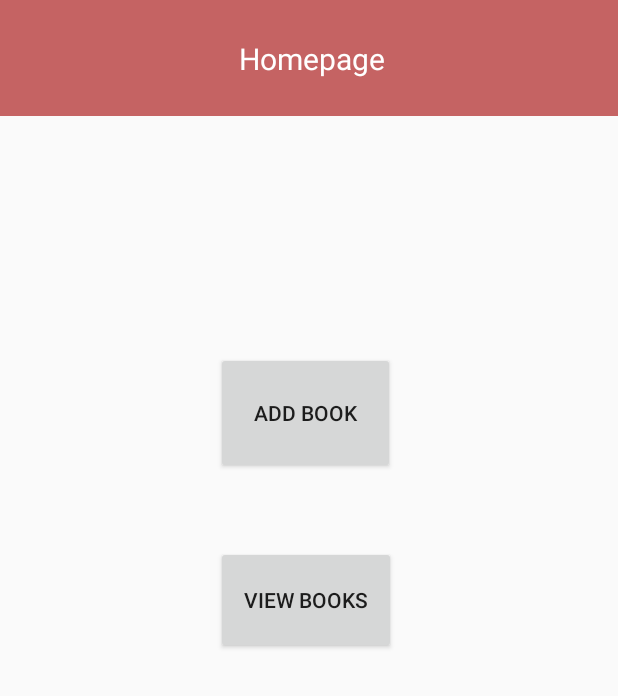
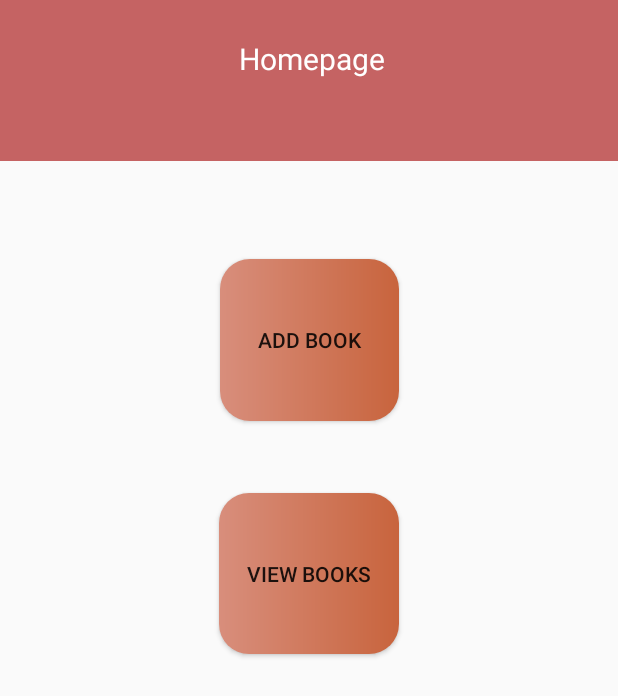
Before and after one commit to ziyanoffl/LibraryApp---HND, an Android app: the AdminHomepage screen opened directly, with no data from a screen before it, on a phone screen of 412 x 824 dp. Shown: the top 696 px of the screen. Run offline under Robolectric (Android 15) with nearby library versions, the phone set to English and light mode, and no system bars.

Commit message:
Version 1.3 - UI changes

```diff
--- a/app/src/main/res/layout/activity_admin_homepage.xml
+++ b/app/src/main/res/layout/activity_admin_homepage.xml
@@ -8,8 +8,9 @@
 
     <TextView
         android:id="@+id/tvAdminHomepage"
-        android:layout_width="match_parent"
-        android:layout_height="77dp"
+        android:layout_width="0dp"
+        android:layout_height="0dp"
+        android:layout_marginBottom="65dp"
         android:background="@color/accentColor"
         android:paddingVertical="25dp"
         android:paddingLeft="4dp"
@@ -17,32 +18,36 @@
         android:textAlignment="center"
         android:textColor="@color/white"
         android:textSize="20dp"
+        app:layout_constraintBottom_toTopOf="@+id/btn_goToAddbook"
         app:layout_constraintEnd_toEndOf="parent"
-        app:layout_constraintHorizontal_bias="0.495"
         app:layout_constraintStart_toStartOf="parent"
-        app:layout_constraintTop_toTopOf="parent"
-        app:layout_constraintVertical_bias="0.0" />
+        app:layout_constraintTop_toTopOf="parent" />
 
     <Button
         android:id="@+id/btn_goToAddbook"
         android:layout_width="119dp"
-        android:layout_height="81dp"
-        android:layout_marginStart="144dp"
-        android:layout_marginBottom="508dp"
+        android:layout_height="0dp"
+        android:layout_marginBottom="48dp"
+        android:background="@drawable/button3_bg"
+        android:onClick="goToAddBooks"
         android:text="Add Book"
-        android:onClick="goToAddBooks"
-        app:layout_constraintBottom_toBottomOf="parent"
-        app:layout_constraintStart_toStartOf="parent" />
+        app:layout_constraintBottom_toTopOf="@+id/button2"
+        app:layout_constraintEnd_toEndOf="parent"
+        app:layout_constraintStart_toStartOf="parent"
+        app:layout_constraintTop_toBottomOf="@+id/tvAdminHomepage" />
 
     <Button
         android:id="@+id/button2"
         android:layout_width="120dp"
-        android:layout_height="72dp"
-        android:layout_marginStart="144dp"
+        android:layout_height="0dp"
         android:layout_marginBottom="388dp"
+        android:background="@drawable/button3_bg"
+        android:onClick="goToViewBooksAdmin"
         android:text="View books"
-        android:onClick="goToViewBooksAdmin"
         app:layout_constraintBottom_toBottomOf="parent"
-        app:layout_constraintStart_toStartOf="parent" />
+        app:layout_constraintEnd_toEndOf="parent"
+        app:layout_constraintHorizontal_bias="0.501"
+        app:layout_constraintStart_toStartOf="parent"
+        app:layout_constraintTop_toBottomOf="@+id/btn_goToAddbook" />
 
 </androidx.constraintlayout.widget.ConstraintLayout>
```
Also changed, not shown: app/src/main/res/layout/activity_book_list.xml (+8 -7 lines), app/src/main/res/layout/activity_user_homepage.xml (+18 -18 lines).
